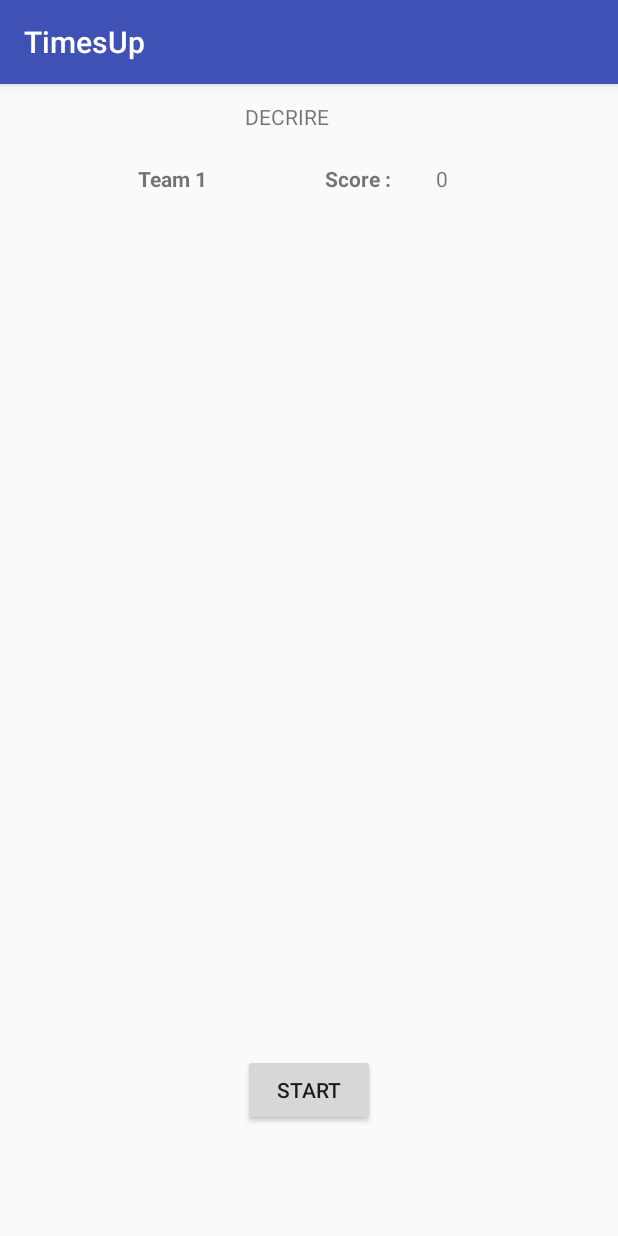
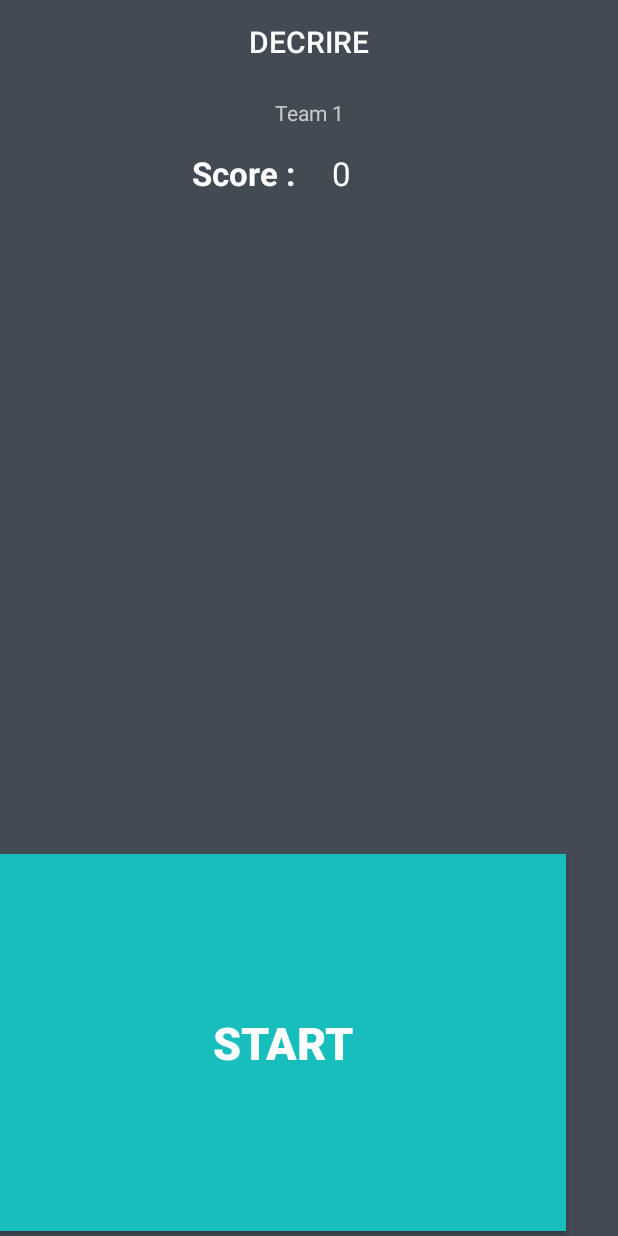
Before and after one commit to fitzzzz/Open-Time-s-Up, an Android app: the GameActivity screen opened directly, with no data from a screen before it, on a phone screen of 412 x 824 dp. Run offline under Robolectric (Android 15) with nearby library versions, the phone set to English and light mode, and no system bars.

Commit message:
Customisation du thème global de l'application et restructuration des éléments pour améliorer la lisibilité de l'application.

```diff
--- a/app/src/main/java/com/example/fitzzz/timesup/activities/MainActivity.java
+++ b/app/src/main/java/com/example/fitzzz/timesup/activities/MainActivity.java
@@ -19,7 +19,7 @@ public class MainActivity extends AppCompatActivity {
     @Override
     protected void onCreate(Bundle savedInstanceState) {
         super.onCreate(savedInstanceState);
-        setContentView(R.layout.activity_main);
+        setContentView(R.layout.activity_home);
 
         startGameButton = findViewById(R.id.startButton);
         numberOfWordInput = findViewById(R.id.numberOfWordInput);
--- a/app/src/main/res/layout/activity_game.xml
+++ b/app/src/main/res/layout/activity_game.xml
@@ -6,90 +6,111 @@
     android:layout_height="match_parent"
     tools:context=".activities.GameActivity">
 
+    <Button
+        android:id="@+id/startButton"
+        style="@style/AppTheme.Button"
+        android:layout_width="377dp"
+        android:layout_height="251dp"
+        android:layout_alignParentBottom="true"
+        android:layout_alignParentStart="true"
+        android:layout_marginBottom="3dp"
+        android:layout_marginStart="0dp"
+        android:text="START" />
+
+    <LinearLayout
+        android:layout_width="match_parent"
+        android:layout_height="match_parent"
+        android:orientation="vertical">
+
         <TextView
-        android:id="@+id/wordToGuess"
-        android:layout_width="305dp"
-        android:layout_height="wrap_content"
-        android:layout_alignParentTop="true"
-        android:layout_centerHorizontal="true"
-        android:layout_marginTop="150dp"
-        android:textAlignment="center"
-        tools:layout_editor_absoluteX="147dp"
-        tools:layout_editor_absoluteY="138dp" />
-
-    <Button
-        android:id="@+id/okButton"
-        android:layout_width="wrap_content"
-        android:layout_height="wrap_content"
-        android:layout_alignParentBottom="true"
-        android:layout_alignParentEnd="true"
-        android:layout_marginBottom="158dp"
-        android:layout_marginEnd="60dp"
-        android:text="OK" />
+            android:id="@+id/currentStepTextView"
+            android:layout_width="match_parent"
+            android:layout_height="55dp"
+            android:layout_toEndOf="@+id/currentTeamTextView"
+            android:gravity="center"
+            android:textAppearance="@style/TextAppearance.AppCompat.Title.Inverse" />
 
         <TextView
             android:id="@+id/currentTeamTextView"
-        android:layout_width="71dp"
-        android:layout_height="wrap_content"
-        android:layout_alignTop="@+id/textView2"
-        android:layout_toStartOf="@+id/timerTextView"
-        android:textAlignment="viewStart"
-        android:textStyle="bold" />
+            android:layout_width="match_parent"
+            android:layout_height="40dp"
+            android:gravity="center"
+            android:text="Team 1"
+            android:textAppearance="@style/TextAppearance.AppCompat.Small.Inverse" />
+
+        <LinearLayout
+            android:layout_width="match_parent"
+            android:layout_height="40dp"
+            android:orientation="horizontal">
 
             <TextView
                 android:id="@+id/textView2"
-        android:layout_width="wrap_content"
-        android:layout_height="wrap_content"
-        android:layout_alignParentTop="true"
-        android:layout_marginTop="53dp"
-        android:layout_toStartOf="@+id/okButton"
+                android:layout_width="402dp"
+                android:layout_height="match_parent"
+                android:layout_weight="1"
+                android:gravity="center"
                 android:text="Score : "
+                android:textAlignment="textEnd"
+                android:textAppearance="@style/TextAppearance.AppCompat.Large.Inverse"
                 android:textStyle="bold" />
 
             <TextView
                 android:id="@+id/scoreTextView"
-        android:layout_width="34dp"
-        android:layout_height="wrap_content"
-        android:layout_alignParentEnd="true"
-        android:layout_alignTop="@+id/textView2"
-        android:layout_marginEnd="100dp"
-        android:textAlignment="center" />
+                android:layout_width="match_parent"
+                android:layout_height="match_parent"
+                android:layout_marginLeft="20dp"
+                android:layout_weight="1"
+                android:gravity="center"
+                android:textAlignment="textStart"
+                android:textAppearance="@style/TextAppearance.AppCompat.Large.Inverse" />
+        </LinearLayout>
 
         <TextView
             android:id="@+id/timerTextView"
-        android:layout_width="85dp"
-        android:layout_height="wrap_content"
-        android:layout_alignParentTop="true"
-        android:layout_centerHorizontal="true"
-        android:layout_marginTop="95dp"
+            android:layout_width="match_parent"
+            android:layout_height="96dp"
+            android:gravity="center"
             android:textAlignment="center"
-        android:textSize="18sp"
+            android:textAppearance="@style/TextAppearance.AppCompat.Title.Inverse"
+            android:textSize="50sp"
             android:textStyle="bold" />
 
-    <Button
-        android:id="@+id/startButton"
-        android:layout_width="wrap_content"
-        android:layout_height="wrap_content"
+        <TextView
+            android:id="@+id/wordToGuess"
+            android:layout_width="match_parent"
+            android:layout_height="102dp"
+            android:gravity="center"
+            android:textAlignment="center"
+            android:textAppearance="@style/TextAppearance.AppCompat.Medium.Inverse" />
+
+        <LinearLayout
+            android:layout_width="match_parent"
+            android:layout_height="match_parent"
             android:layout_alignParentBottom="true"
-        android:layout_centerHorizontal="true"
-        android:layout_marginBottom="73dp"
-        android:text="START" />
-
-    <TextView
-        android:id="@+id/currentStepTextView"
-        android:layout_width="81dp"
-        android:layout_height="wrap_content"
-        android:layout_alignParentTop="true"
-        android:layout_marginTop="12dp"
-        android:layout_toEndOf="@+id/currentTeamTextView" />
+            android:layout_alignParentStart="true"
+            android:clipToPadding="false"
+            android:gravity="center"
+            android:orientation="horizontal">
 
             <Button
                 android:id="@+id/passAwayButton"
-        android:layout_width="wrap_content"
-        android:layout_height="wrap_content"
-        android:layout_alignEnd="@+id/currentTeamTextView"
-        android:layout_alignTop="@+id/okButton"
+                style="@style/AppTheme.Button.Wrong"
+                android:layout_width="200dp"
+                android:layout_height="match_parent"
+                android:layout_margin="5dp"
+                android:layout_weight="1"
                 android:text="Passer" />
+
+            <Button
+                android:id="@+id/okButton"
+                style="@style/AppTheme.Button.Success"
+                android:layout_width="200dp"
+                android:layout_height="match_parent"
+                android:layout_margin="5dp"
+                android:layout_weight="1"
+                android:text="OK" />
+        </LinearLayout>
+    </LinearLayout>
 
 
 </RelativeLayout>
--- a/app/src/main/res/values/colors.xml
+++ b/app/src/main/res/values/colors.xml
@@ -1,6 +1,10 @@
 <?xml version="1.0" encoding="utf-8"?>
 <resources>
-    <color name="colorPrimary">#3F51B5</color>
-    <color name="colorPrimaryDark">#303F9F</color>
-    <color name="colorAccent">#FF4081</color>
+    <color name="colorPrimary">#17bebb</color>
+    <color name="colorBackgroundDark">#424b54</color>
+    <color name="colorSuccess">#aedd61</color>
+    <color name="colorWrong">#ea526f</color>
+    <color name="colorWarning">#ffe066</color>
+    <color name="colorCool">#17bebb</color>
+    <color name="colorWhite">#ffffff</color>
 </resources>
--- a/app/src/main/res/values/styles.xml
+++ b/app/src/main/res/values/styles.xml
@@ -4,17 +4,41 @@
     <style name="AppTheme" parent="Theme.AppCompat.Light.DarkActionBar">
         <!-- Customize your theme here. -->
         <item name="colorPrimary">@color/colorPrimary</item>
-        <item name="colorPrimaryDark">@color/colorPrimaryDark</item>
-        <item name="colorAccent">@color/colorAccent</item>
+        <item name="colorPrimaryDark">@color/colorPrimary</item>
+        <item name="colorAccent">@color/colorCool</item>
+        <item name="android:background">@color/colorBackgroundDark</item>
     </style>
 
-    <style name="AppTheme.NoActionBar">
+    <style name="AppTheme.NoActionBar" parent="AppTheme">
         <item name="windowActionBar">false</item>
         <item name="windowNoTitle">true</item>
+    </style>
+
+    <style name="AppTheme.NoActionBar.Fullscreen" parent="AppTheme.NoActionBar">
+        <item name="android:windowFullscreen">true</item>
+        <item name="android:windowContentOverlay">@null</item>
     </style>
 
     <style name="AppTheme.AppBarOverlay" parent="ThemeOverlay.AppCompat.Dark.ActionBar" />
 
     <style name="AppTheme.PopupOverlay" parent="ThemeOverlay.AppCompat.Light" />
 
+    <style name="AppTheme.Button" parent="@android:style/Widget.Material.Button">
+        <item name="android:layout_width">fill_parent</item>
+        <item name="android:textColor">@color/colorWhite</item>
+        <item name="android:textSize">30sp</item>
+        <item name="android:padding">20dp</item>
+        <item name="android:textStyle">bold</item>
+        <item name="android:background">@color/colorPrimary</item>
+        <item name="android:gravity">center</item>
+    </style>
+
+    <style name="AppTheme.Button.Success" parent="AppTheme.Button">
+        <item name="android:background">@color/colorSuccess</item>
+    </style>
+
+    <style name="AppTheme.Button.Wrong" parent="AppTheme.Button">
+        <item name="android:background">@color/colorWrong</item>
+    </style>
+
 </resources>
```
Also changed, not shown: app/src/main/AndroidManifest.xml (+6 -4 lines), app/src/main/res/layout/activity_home.xml (added, +51 -0 lines), app/src/main/res/layout/activity_main.xml (deleted, +0 -28 lines), app/src/main/res/layout/activity_win.xml (+45 -25 lines). Lines whose indentation alone changed are shown as unchanged.
